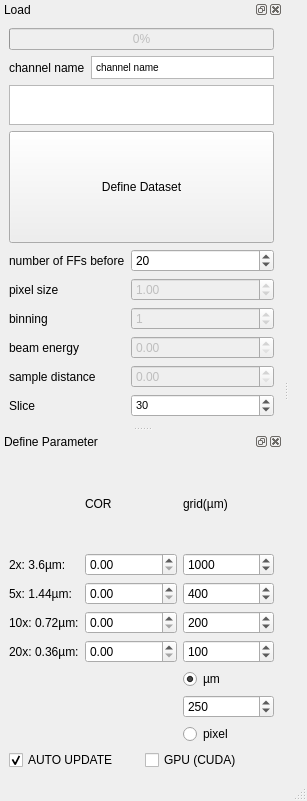
Before: the Qt Designer form BAMline_CT-helper/on_the_fly_navigator.ui in HMarkoetter/BAMline_CT_preview_RECO, drawn with Qt 5.
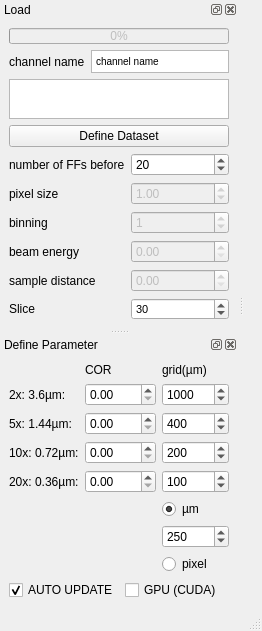
After: the same form once the commit is applied.

Commit message: implemented COR_roll correction When the rotation axis was not aligned well, this correction will change linearly the COR value over the slice/height

Patch:
```diff
--- a/BAMline_CT-helper/on_the_fly_navigator.ui
+++ b/BAMline_CT-helper/on_the_fly_navigator.ui
@@ -6,8 +6,8 @@
    <rect>
     <x>0</x>
     <y>0</y>
-    <width>307</width>
-    <height>801</height>
+    <width>193</width>
+    <height>510</height>
    </rect>
   </property>
   <property name="windowTitle">
@@ -97,8 +97,8 @@
           <string>&lt;!DOCTYPE HTML PUBLIC &quot;-//W3C//DTD HTML 4.0//EN&quot; &quot;http://www.w3.org/TR/REC-html40/strict.dtd&quot;&gt;
 &lt;html&gt;&lt;head&gt;&lt;meta name=&quot;qrichtext&quot; content=&quot;1&quot; /&gt;&lt;style type=&quot;text/css&quot;&gt;
 p, li { white-space: pre-wrap; }
-&lt;/style&gt;&lt;/head&gt;&lt;body style=&quot; font-family:'Noto Sans'; font-size:10pt; font-weight:400; font-style:normal;&quot;&gt;
-&lt;p style=&quot; margin-top:0px; margin-bottom:0px; margin-left:0px; margin-right:0px; -qt-block-indent:0; text-indent:0px;&quot;&gt;&lt;span style=&quot; font-family:'MS Shell Dlg 2'; font-size:7.8pt;&quot;&gt;channel name&lt;/span&gt;&lt;/p&gt;&lt;/body&gt;&lt;/html&gt;</string>
+&lt;/style&gt;&lt;/head&gt;&lt;body style=&quot; font-family:'MS Shell Dlg 2'; font-size:8pt; font-weight:400; font-style:normal;&quot;&gt;
+&lt;p style=&quot; margin-top:0px; margin-bottom:0px; margin-left:0px; margin-right:0px; -qt-block-indent:0; text-indent:0px;&quot;&gt;&lt;span style=&quot; font-size:7.8pt;&quot;&gt;channel name&lt;/span&gt;&lt;/p&gt;&lt;/body&gt;&lt;/html&gt;</string>
          </property>
         </widget>
        </item>
```
Left out of the diff: 4 changed lines with no effect on the pictures. The commit also changes 5 other files.
